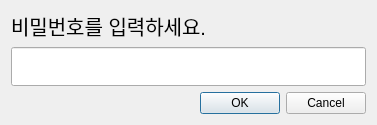
This is resource/password.ui in chanwoo7/ChattyChatty as Qt 5 draws it before an edit. The edited form follows.
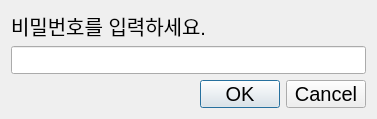
This is the edited form.

The edit to the form file:
```diff
--- a/resource/password.ui
+++ b/resource/password.ui
@@ -16,6 +16,18 @@
     <verstretch>0</verstretch>
    </sizepolicy>
   </property>
+  <property name="minimumSize">
+   <size>
+    <width>377</width>
+    <height>119</height>
+   </size>
+  </property>
+  <property name="maximumSize">
+   <size>
+    <width>377</width>
+    <height>119</height>
+   </size>
+  </property>
   <property name="windowTitle">
    <string>Dialog</string>
   </property>
@@ -54,6 +66,11 @@
      </item>
      <item>
       <widget class="QDialogButtonBox" name="buttonBox">
+       <property name="font">
+        <font>
+         <pointsize>15</pointsize>
+        </font>
+       </property>
        <property name="standardButtons">
         <set>QDialogButtonBox::Cancel|QDialogButtonBox::Ok</set>
        </property>
```
Left out of the diff: 41 changed lines with no effect on the pictures.
